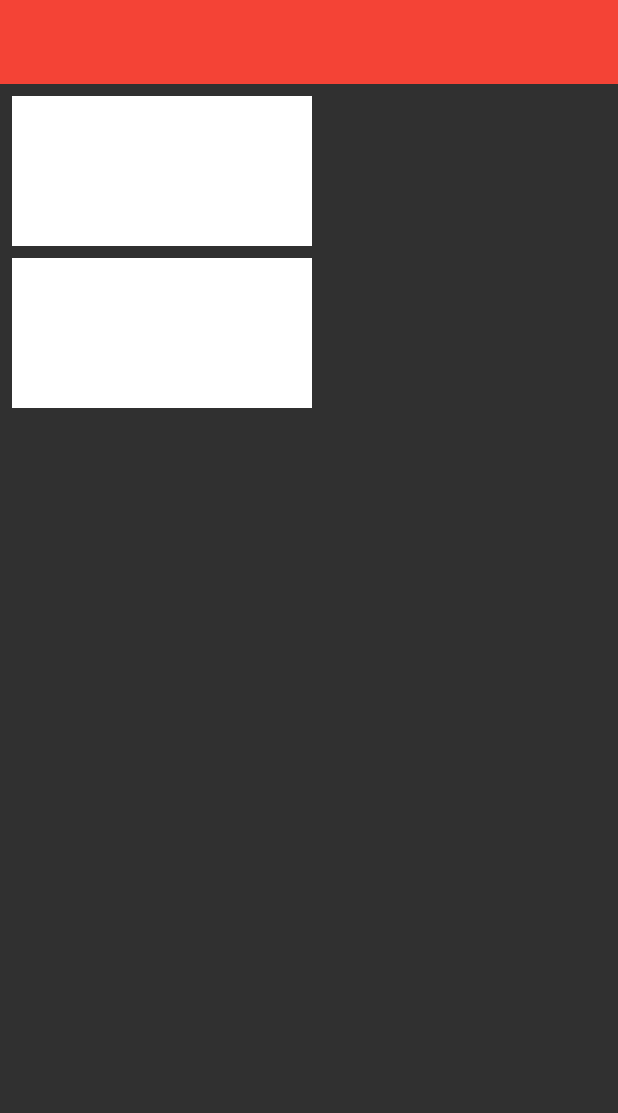
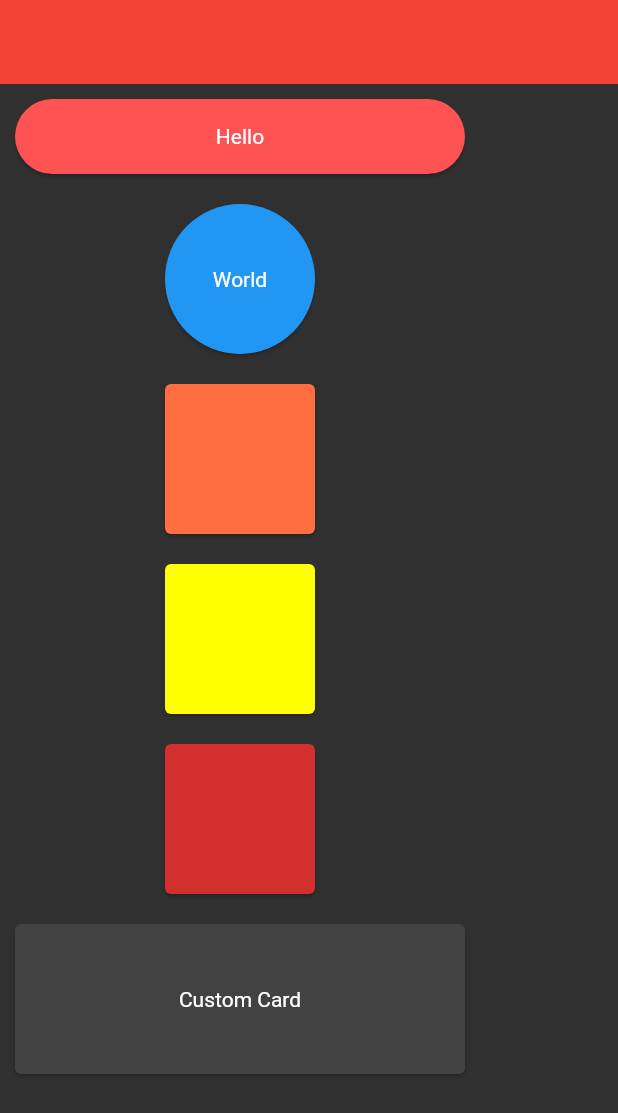
Before and after one commit to lezgintekay/LearningFlutter, a Flutter app: the screen it shows after launch, on a phone screen of 412 x 824 dp. Shown: the top 1113 px of the screen. Run offline on Flutter 3.47's test engine with Material 2 defaults, Android fonts, the phone set to English and light mode, and no system bars.

Commit message:
card_learn

```diff
--- /dev/null
+++ b/lib/101/card_learn.dart
@@ -0,0 +1,111 @@
+import 'package:flutter/material.dart';
+
+class CardLearn extends StatelessWidget {
+  const CardLearn({super.key});
+
+  @override
+  Widget build(BuildContext context) {
+    return Scaffold(
+      appBar: AppBar(),
+      body: Column(
+        children: [
+          Card(
+            margin: ProjectMargin.cardMargin,
+            color: _CardColors().colorRed,
+            shape: const StadiumBorder(),
+            child: const SizedBox(
+                height: 50,
+                width: 300,
+                child: Center(child: CardText(cardText: "Hello"))),
+          ),
+          Card(
+            margin: ProjectMargin.cardMargin,
+            color: _CardColors().colorBlue,
+            shape: const CircleBorder(),
+            child: const SizedBox(
+              height: 100,
+              width: 100,
+              child: Center(child: CardText(cardText: "World")),
+
+            ),
+          ),
+          Card(
+            margin: ProjectMargin.cardMargin,
+            color: _CardColors().colorDeepOrange,
+            child: const SizedBox(
+              height: 100,
+              width: 100,
+            ),
+          ),
+          Card(
+            margin: ProjectMargin.cardMargin,
+            color: _CardColors().colorYellow,
+            child: const SizedBox(
+              height: 100,
+              width: 100,
+            ),
+          ),
+          Card(
+            margin: ProjectMargin.cardMargin,
+            color: Theme.of(context).colorScheme.errorContainer,
+            child: const SizedBox(
+              height: 100,
+              width: 100,
+            ),
+          ),
+          CustomCard(child: const SizedBox(
+            height: 100,
+            width: 300,
+            child: Center(child: CardText(cardText: "Custom Card"),),
+          ),)
+        ],
+      ),
+    );
+  }
+}
+
+class ProjectMargin {
+  static const cardMargin = EdgeInsets.all(10);
+}
+
+class _CardColors {
+  final colorRed = Colors.redAccent;
+  final colorYellow = Colors.yellowAccent;
+  final colorDeepOrange = Colors.deepOrangeAccent;
+  final colorBlue = Colors.blue;
+}
+
+class CardText extends StatelessWidget {
+  const CardText({super.key, required this.cardText});
+
+  final String? cardText;
+
+  @override
+  Widget build(BuildContext context) {
+    return Text(cardText!);
+  }
+}
+
+class CustomCard extends StatelessWidget {
+  CustomCard({super.key, required this.child});
+
+  final Widget child;
+
+  final roundedRectangleBorder =
+      RoundedRectangleBorder(borderRadius: BorderRadius.circular(20));
+  @override
+  Widget build(BuildContext context) {
+    return Card(
+      margin: ProjectMargin.cardMargin,
+      child: child,
+    );
+  }
+}
+
+
+
+
+
+
+// ! Card Widget'ında en çok kullanılan borderlar:
+// * StadiumBorder(),CircleBorder(),RoundedRectangeBorder()
--- a/lib/main.dart
+++ b/lib/main.dart
@@ -1,6 +1,7 @@
 import 'package:flutter/material.dart';
 import 'package:flutter/services.dart';
-import 'package:flutter_application_2/101/padding_learn.dart';
+import 'package:flutter_application_2/101/card_learn.dart';
+
 
 
 void main() => runApp(const MyApp());
@@ -20,7 +21,7 @@ class MyApp extends StatelessWidget {
         backgroundColor: Colors.red,
         elevation: 0,
       )),
-      home: const PaddingLearn(),
+      home: const CardLearn(),
 
     );
   }
```
